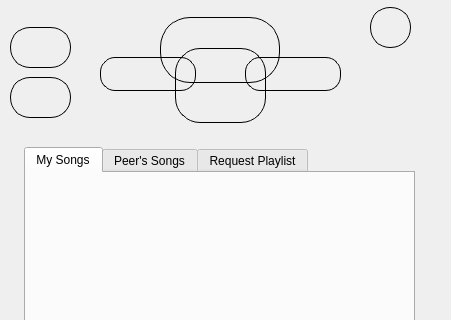
This is mainwindow.ui in dpogue/CommAudio as Qt 5 draws it before an edit; both pictures show x 0 to 451 and y 133 to 453 of the 451 by 713 pixel window. The edited form follows.
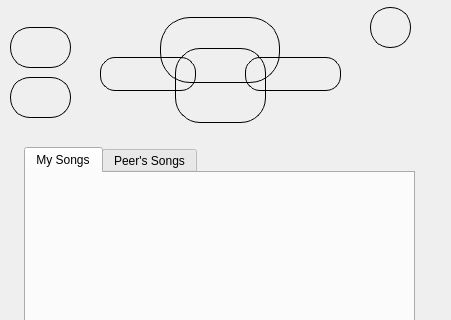
This is the edited form. Icons and pictures are not drawn.

Commit message: removed request tab

Diff of the .ui file:
```diff
--- a/mainwindow.ui
+++ b/mainwindow.ui
@@ -352,11 +352,6 @@
          </property>
         </widget>
        </widget>
-       <widget class="QWidget" name="playlistTab">
-        <attribute name="title">
-         <string>Request Playlist</string>
-        </attribute>
-       </widget>
       </widget>
      </item>
     </layout>
```
The commit also changes 1 other file.
